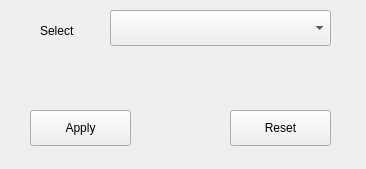
This is mainwindow.ui in justforlxz/deepin-mirror-selector as Qt 5 draws it before an edit. The edited form follows.
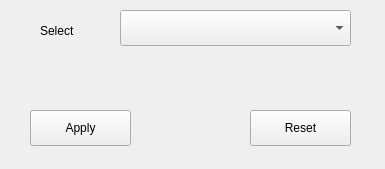
This is the edited form.

Diff of the .ui file:
```diff
--- a/mainwindow.ui
+++ b/mainwindow.ui
@@ -6,7 +6,7 @@
    <rect>
     <x>0</x>
     <y>0</y>
-    <width>366</width>
+    <width>385</width>
     <height>169</height>
    </rect>
   </property>
@@ -30,7 +30,7 @@
    <widget class="QPushButton" name="pushButton_2">
     <property name="geometry">
      <rect>
-      <x>230</x>
+      <x>250</x>
       <y>110</y>
       <width>101</width>
       <height>36</height>
@@ -43,9 +43,9 @@
    <widget class="QComboBox" name="comboBox">
     <property name="geometry">
      <rect>
-      <x>110</x>
+      <x>120</x>
       <y>10</y>
-      <width>221</width>
+      <width>231</width>
       <height>36</height>
      </rect>
     </property>
@@ -55,7 +55,7 @@
      <rect>
       <x>40</x>
       <y>20</y>
-      <width>59</width>
+      <width>81</width>
       <height>21</height>
      </rect>
     </property>
```
